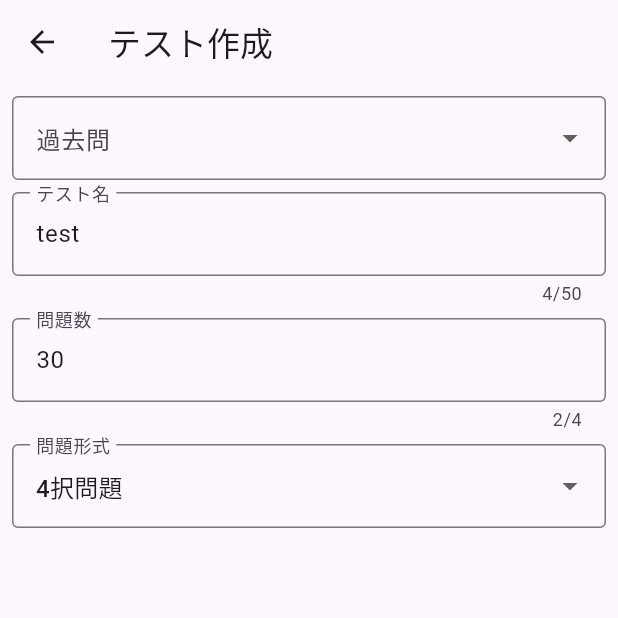
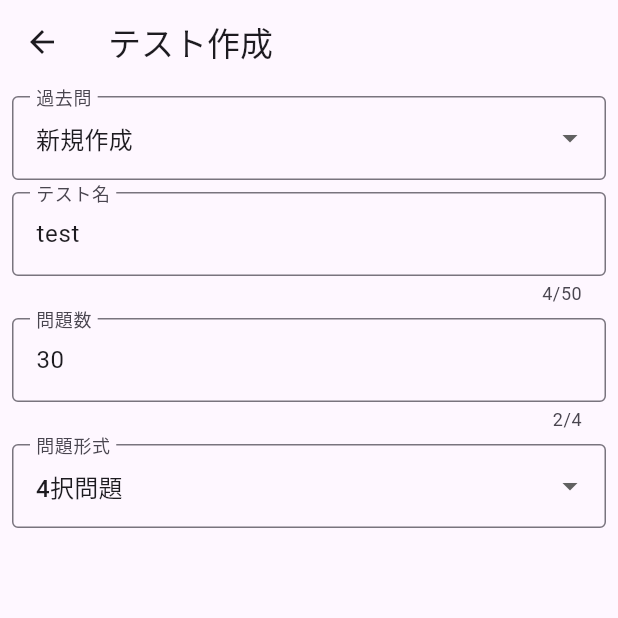
Before and after one commit to kounokouichi/infinityWon, a Flutter app: the CreateTest screen opened by its route, on a phone screen of 412 x 824 dp, the top half of it. Run offline on Flutter 3.47's test engine with Material 3 defaults, Android fonts, the light colour scheme and no system bars; our stand-ins replace flutter_riverpod, freezed_annotation, sqflite, sqflite_common_ffi_web; accounts and stored records are empty.

Commit message:
20240215

```diff
--- a/lib/view/create_test.dart
+++ b/lib/view/create_test.dart
@@ -1,5 +1,6 @@
 import 'package:flutter_riverpod/flutter_riverpod.dart';
 import 'package:flutter/material.dart';
+import 'package:infinity_won/data/test_info.dart';
 import 'package:infinity_won/enum/test_type.dart';
 import 'package:infinity_won/router.dart' as rt;
 import 'package:flutter_gen/gen_l10n/app_localizations.dart';
@@ -15,9 +16,7 @@ class CreateTest extends ConsumerStatefulWidget {
 class _CreateTestState extends ConsumerState<CreateTest> {
   CreateTestViewModel get _vm => ref.watch(createTestProvider);
 
-  final _pastTest = const [
-    DropdownMenuItem(value: 0, child: Text('新規作成')),
-  ];
+  List<DropdownMenuItem> _pastTest = [];
 
   final _testTypeItems = [
     DropdownMenuItem(value: TestType.fourBase.value, child: Text('4択問題')),
@@ -29,15 +28,23 @@ class _CreateTestState extends ConsumerState<CreateTest> {
     super.initState();
     WidgetsBinding.instance.addPostFrameCallback((_) {
       // TODO:消す
-      _vm.testNameController.text ='test';
-      _vm.questionCountController.text ='30';
-      _vm.getAllTest().then((_) => {
-            _vm.allTestInfo.forEach((testInfo) {
-              _pastTest.add(DropdownMenuItem(
+      _vm.testNameController.text = 'test';
+      _vm.questionCountController.text = '30';
+      _vm.getAllTest().then((_) {
+        _vm.pastValue = 0;
+        _pastTest = [DropdownMenuItem(value: 0, child: Text('新規作成'))];
+        if (_vm.allTestInfo.isNotEmpty) {
+          _vm.allTestInfo.forEach(
+            (testInfo) {
+              _pastTest.add(
+                DropdownMenuItem(
                   value: testInfo.id,
                   child: Text(testInfo.name),
-              ));
-            })
+                ),
+              );
+            },
+          );
+        }
       });
     });
   }
@@ -55,12 +62,18 @@ class _CreateTestState extends ConsumerState<CreateTest> {
                 border: OutlineInputBorder(),
                 labelText: '過去問',
               ),
-              // value: _value,
+              value: _vm.pastValue,
               items: _pastTest,
               onChanged: (value) {
-                //   _value = value!;
+                _vm.pastValue = value!;
+                setState(() {});
               },
             ),
+            Expanded(
+              child: Visibility(
+                visible: _vm.pastValue == 0,
+                child: Column(
+                  children: [
                     const SizedBox(height: 8),
                     TextFormField(
                       controller: _vm.testNameController,
@@ -95,8 +108,13 @@ class _CreateTestState extends ConsumerState<CreateTest> {
                   ],
                 ),
               ),
+            ),
+          ],
+        ),
+      ),
       floatingActionButton: FloatingActionButton(
         onPressed: () async {
+          // 新規作成の時もどっちにしてもポップアップメッセージがいるね
           await _vm.registNewTest().then((value) {
             Navigator.of(context).pushNamed(rt.Router.answerTest);
           });
--- a/lib/view_model/create_test_view_model.dart
+++ b/lib/view_model/create_test_view_model.dart
@@ -8,10 +8,11 @@ final createTestProvider = ChangeNotifierProvider.autoDispose(
     ((ref) => CreateTestViewModel()));
 
 class CreateTestViewModel extends ChangeNotifier {
-  List<TestInfo> allTestInfo = [];
+  List<TestInfo> allTestInfo = [const TestInfo(0,'新規作成',0,0,0)];
   // テスト名
   TextEditingController testNameController = TextEditingController();
   int testType = TestType.fourBase.value;
+  int pastValue = 0;
   // テストの問題数
   TextEditingController questionCountController = TextEditingController();
 
```
Lines whose indentation alone changed are shown as unchanged.
